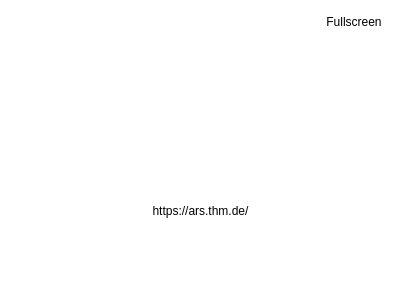
Old version of the form src/ui/qrcodewidget.ui in the repository thm-projects/arsnova-overlay.
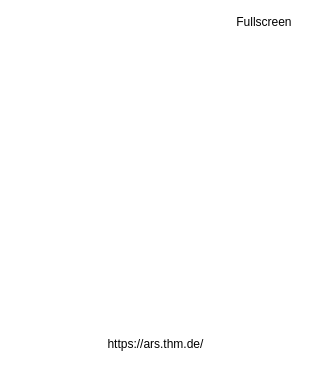
New version of the form. Icons and pictures are not drawn.

```diff
--- a/src/ui/qrcodewidget.ui
+++ b/src/ui/qrcodewidget.ui
@@ -6,8 +6,8 @@
    <rect>
     <x>0</x>
     <y>0</y>
-    <width>400</width>
-    <height>300</height>
+    <width>306</width>
+    <height>390</height>
    </rect>
   </property>
   <property name="windowTitle">
@@ -19,6 +19,22 @@
 }</string>
   </property>
   <layout class="QGridLayout" name="gridLayout">
+   <item row="1" column="0">
+    <spacer name="verticalSpacer">
+     <property name="orientation">
+      <enum>Qt::Vertical</enum>
+     </property>
+     <property name="sizeType">
+      <enum>QSizePolicy::Fixed</enum>
+     </property>
+     <property name="sizeHint" stdset="0">
+      <size>
+       <width>8</width>
+       <height>8</height>
+      </size>
+     </property>
+    </spacer>
+   </item>
    <item row="0" column="0">
     <layout class="QHBoxLayout" name="horizontalLayout_5">
      <item>
@@ -59,69 +75,6 @@
      </item>
     </layout>
    </item>
-   <item row="1" column="0">
-    <spacer name="verticalSpacer">
-     <property name="orientation">
-      <enum>Qt::Vertical</enum>
-     </property>
-     <property name="sizeHint" stdset="0">
-      <size>
-       <width>20</width>
-       <height>74</height>
-      </size>
-     </property>
-    </spacer>
-   </item>
-   <item row="2" column="0">
-    <layout class="QHBoxLayout" name="horizontalLayout">
-     <item>
-      <spacer name="horizontalSpacer">
-       <property name="orientation">
-        <enum>Qt::Horizontal</enum>
-       </property>
-       <property name="sizeHint" stdset="0">
-        <size>
-         <width>40</width>
-         <height>20</height>
-        </size>
-       </property>
-      </spacer>
-     </item>
-     <item>
-      <widget class="QLabel" name="qrCodeLabel">
-       <property name="text">
-        <string/>
-       </property>
-      </widget>
-     </item>
-     <item>
-      <spacer name="horizontalSpacer_2">
-       <property name="orientation">
-        <enum>Qt::Horizontal</enum>
-       </property>
-       <property name="sizeHint" stdset="0">
-        <size>
-         <width>40</width>
-         <height>20</height>
-        </size>
-       </property>
-      </spacer>
-     </item>
-    </layout>
-   </item>
-   <item row="3" column="0">
-    <spacer name="verticalSpacer_2">
-     <property name="orientation">
-      <enum>Qt::Vertical</enum>
-     </property>
-     <property name="sizeHint" stdset="0">
-      <size>
-       <width>20</width>
-       <height>75</height>
-      </size>
-     </property>
-    </spacer>
-   </item>
    <item row="4" column="0">
     <layout class="QHBoxLayout" name="horizontalLayout_2">
      <item>
@@ -165,15 +118,98 @@
      </item>
     </layout>
    </item>
+   <item row="2" column="0">
+    <layout class="QGridLayout" name="gridLayout_2">
+     <item row="0" column="0">
+      <spacer name="horizontalSpacer">
+       <property name="orientation">
+        <enum>Qt::Horizontal</enum>
+       </property>
+       <property name="sizeType">
+        <enum>QSizePolicy::Fixed</enum>
+       </property>
+       <property name="sizeHint" stdset="0">
+        <size>
+         <width>8</width>
+         <height>8</height>
+        </size>
+       </property>
+      </spacer>
+     </item>
+     <item row="0" column="1">
+      <widget class="QLabel" name="qrCodeLabel">
+       <property name="sizePolicy">
+        <sizepolicy hsizetype="Minimum" vsizetype="Minimum">
+         <horstretch>0</horstretch>
+         <verstretch>0</verstretch>
+        </sizepolicy>
+       </property>
+       <property name="minimumSize">
+        <size>
+         <width>272</width>
+         <height>272</height>
+        </size>
+       </property>
+       <property name="frameShape">
+        <enum>QFrame::NoFrame</enum>
+       </property>
+       <property name="text">
+        <string/>
+       </property>
+       <property name="scaledContents">
+        <bool>false</bool>
+       </property>
+       <property name="alignment">
+        <set>Qt::AlignCenter</set>
+       </property>
+      </widget>
+     </item>
+     <item row="0" column="2">
+      <spacer name="horizontalSpacer_2">
+       <property name="orientation">
+        <enum>Qt::Horizontal</enum>
+       </property>
+       <property name="sizeType">
+        <enum>QSizePolicy::Fixed</enum>
+       </property>
+       <property name="sizeHint" stdset="0">
+        <size>
+         <width>8</width>
+         <height>8</height>
+        </size>
+       </property>
+      </spacer>
+     </item>
+    </layout>
+   </item>
    <item row="5" column="0">
     <spacer name="verticalSpacer_3">
      <property name="orientation">
       <enum>Qt::Vertical</enum>
      </property>
+     <property name="sizeType">
+      <enum>QSizePolicy::Fixed</enum>
+     </property>
      <property name="sizeHint" stdset="0">
       <size>
-       <width>20</width>
-       <height>74</height>
+       <width>24</width>
+       <height>24</height>
+      </size>
+     </property>
+    </spacer>
+   </item>
+   <item row="3" column="0">
+    <spacer name="verticalSpacer_2">
+     <property name="orientation">
+      <enum>Qt::Vertical</enum>
+     </property>
+     <property name="sizeType">
+      <enum>QSizePolicy::Fixed</enum>
+     </property>
+     <property name="sizeHint" stdset="0">
+      <size>
+       <width>8</width>
+       <height>8</height>
       </size>
      </property>
     </spacer>
```
